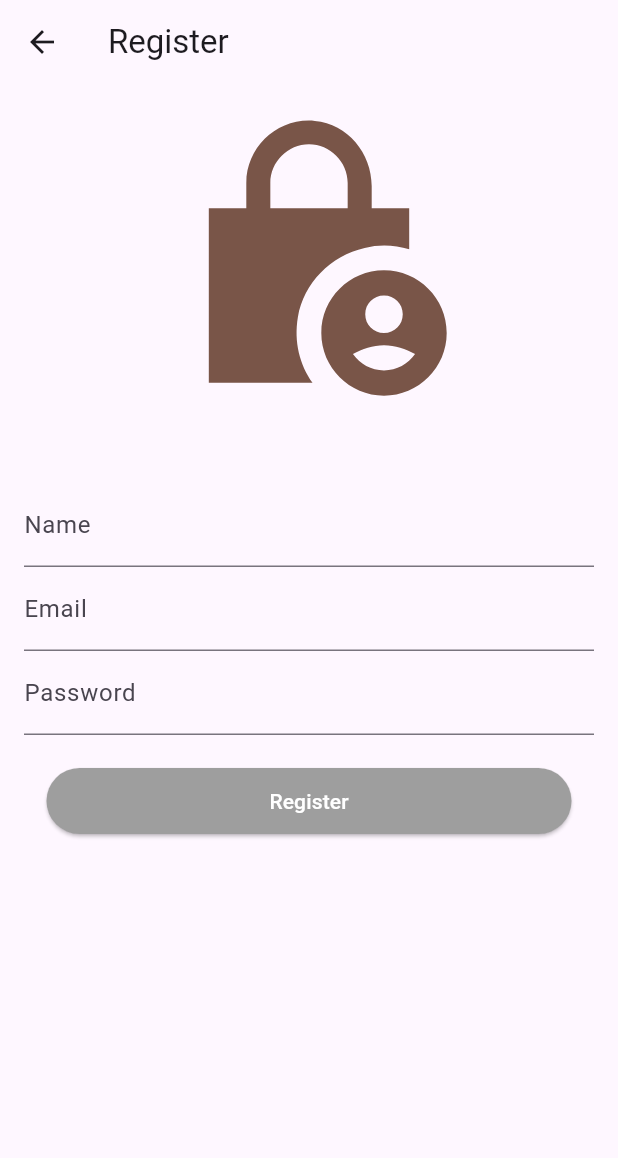
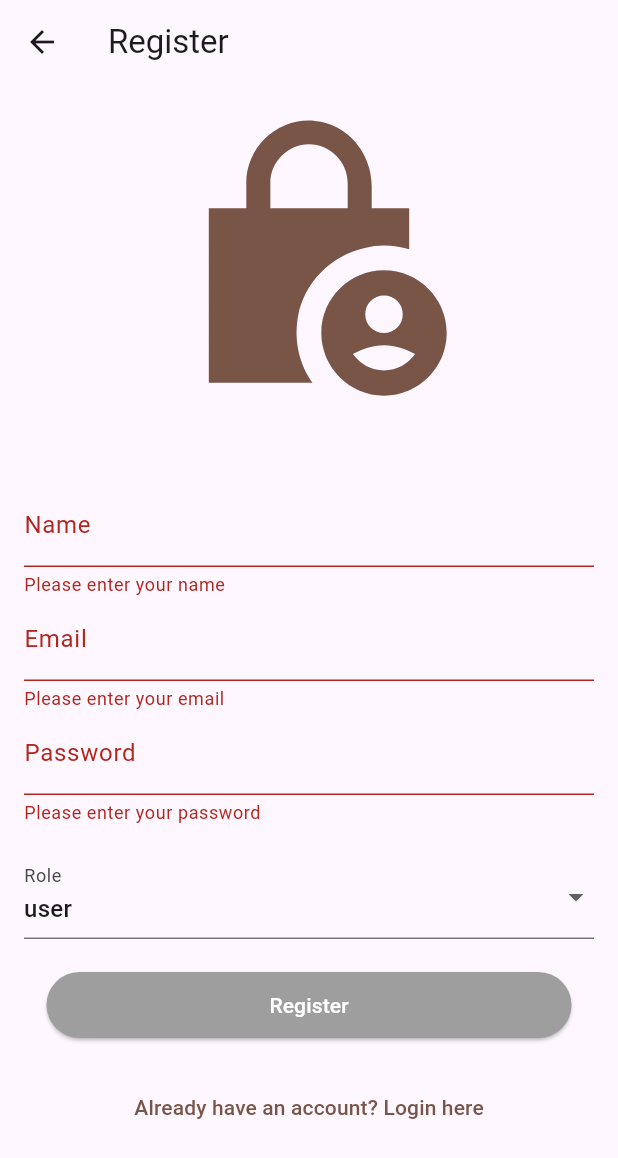
Before and after one commit to bellakhalrania/Projet-flutter-_expressjs_sqflite, a Flutter app: the RegisterScreen screen opened directly, after a tap on "Register", on a phone screen of 412 x 824 dp. Shown: the top 1158 px of the screen. Run offline on Flutter 3.47's test engine with Material 3 defaults, Android fonts, the phone set to English and light mode, and no system bars; our stand-ins replace cached_network_image, flutter_secure_storage, image_picker; accounts and stored records are empty.

Commit message:
new commit

```diff
--- a/frontend_flutter/lib/Services/user_service.dart
+++ b/frontend_flutter/lib/Services/user_service.dart
@@ -58,6 +58,30 @@ class AuthService {
     }
   }
 
+// Register function
+  // Register function
+  Future<bool> register(String name, String email, String password, String role) async {
+    final response = await http.post(
+      Uri.parse('$baseUrl/register'),
+      headers: {'Content-Type': 'application/json'},
+      body: jsonEncode({
+        'name': name,
+        'email': email,
+        'password': password,
+        'role': role,
+      })
+    );
 
-
+    if (response.statusCode == 201) {
+      final data = jsonDecode(response.body);
+      final id = data['id'];
+      await _storage.write(key: 'userId', value: id.toString());
+      // Store the token and user information
+      return true;
+    } else {
+      // Handle failure (for example, duplicate email or validation errors)
+      final errorData = jsonDecode(response.body);
+      throw Exception(errorData['error'] ?? 'An unknown error occurred');
+    }
+  }
 }
--- a/frontend_flutter/lib/registerpage.dart
+++ b/frontend_flutter/lib/registerpage.dart
@@ -1,7 +1,8 @@
 import 'package:flutter/material.dart';
+import 'package:flutter_secure_storage/flutter_secure_storage.dart';
+import 'package:frontend_flutter/Services/user_service.dart';
 import 'package:frontend_flutter/user/userhome.dart';
-import 'package:http/http.dart' as http;
-import 'dart:convert';
+import 'loginpage.dart';
 
 class RegisterScreen extends StatefulWidget {
   @override
@@ -9,40 +10,45 @@ class RegisterScreen extends StatefulWidget {
 }
 
 class _RegisterScreenState extends State<RegisterScreen> {
+  final FlutterSecureStorage _storage = FlutterSecureStorage();
+  final AuthService _authService = AuthService();
   final _nameController = TextEditingController();
   final _emailController = TextEditingController();
   final _passwordController = TextEditingController();
   String _role = 'user';
+  final _formKey = GlobalKey<FormState>(); // Key for form validation
 
-  // Fonction pour envoyer la requête d'enregistrement
-  Future<void> registerUser() async {
-    final url = 'http://192.168.1.16:3000/api/users/register'; // Remplacez par l'URL de votre API
-    final response = await http.post(
-      Uri.parse(url),
-      headers: {'Content-Type': 'application/json'},
-      body: json.encode({
-        'name': _nameController.text,
-        'email': _emailController.text,
-        'password': _passwordController.text,
-        'role': _role,
-      }),
+  // Function to register user
+  void registerUser() async {
+    if (!_formKey.currentState!.validate()) {
+      return; // If the form is not valid, stop execution
+    }
+
+    try {
+      // Récupérer le token et les infos utilisateur
+      final response = await _authService.register(
+        _nameController.text,
+        _emailController.text,
+        _passwordController.text,
+        _role,
       );
 
-    if (response.statusCode == 201) {
-      // Si l'utilisateur est créé avec succès
-      final responseData = json.decode(response.body);
+      final userName = _nameController.text;
+      await _storage.write(key: 'userName', value: userName);
+
       ScaffoldMessenger.of(context).showSnackBar(SnackBar(
-        content: Text(responseData['message']),
+        content: Text('Registration successful!'),
       ));
+
+      // Navigate to the user home screen
       Navigator.pushReplacement(
         context,
-        MaterialPageRoute(builder: (context) => UserScreen())
+        MaterialPageRoute(builder: (context) => UserScreen()),
       );
-    } else {
-      // Si une erreur survient
-      final responseData = json.decode(response.body);
+    } catch (e) {
+      // If an error occurs during registration
       ScaffoldMessenger.of(context).showSnackBar(SnackBar(
-        content: Text(responseData['error']),
+        content: Text('Registration failed: ${e.toString()}'),
       ));
     }
   }
@@ -55,6 +61,8 @@ class _RegisterScreenState extends State<RegisterScreen> {
       ),
       body: Padding(
         padding: const EdgeInsets.all(16.0),
+        child: Form(
+          key: _formKey, // Use the key for form validation
           child: Column(
             children: [
               Container(
@@ -67,19 +75,68 @@ class _RegisterScreenState extends State<RegisterScreen> {
                 ),
               ),
               SizedBox(height: 50),
-            TextField(
+              TextFormField(
                 controller: _nameController,
                 decoration: InputDecoration(labelText: 'Name'),
+                validator: (value) {
+                  if (value == null || value.isEmpty) {
+                    return 'Please enter your name';
+                  }
+                  return null; // If validation is successful
+                },
               ),
-            TextField(
+              TextFormField(
                 controller: _emailController,
                 decoration: InputDecoration(labelText: 'Email'),
                 keyboardType: TextInputType.emailAddress,
+                validator: (value) {
+                  if (value == null || value.isEmpty) {
+                    return 'Please enter your email';
+                  }
+                  // Email format validation
+                  if (!RegExp(r'\S+@\S+\.\S+').hasMatch(value)) {
+                    return 'Please enter a valid email address';
+                  }
+                  return null;
+                },
               ),
-            TextField(
+              TextFormField(
                 controller: _passwordController,
                 decoration: InputDecoration(labelText: 'Password'),
                 obscureText: true,
+                validator: (value) {
+                  if (value == null || value.isEmpty) {
+                    return 'Please enter your password';
+                  }
+                  if (value.length < 6) {
+                    return 'Password must be at least 6 characters';
+                  }
+                  return null;
+                },
+              ),
+              SizedBox(height: 20),
+              // DropdownButton for role selection
+              DropdownButtonFormField<String>(
+                value: _role,
+                onChanged: (String? newValue) {
+                  setState(() {
+                    _role = newValue!;
+                  });
+                },
+                items: <String>['user', 'admin']
+                    .map<DropdownMenuItem<String>>((String value) {
+                  return DropdownMenuItem<String>(
+                    value: value,
+                    child: Text(value),
+                  );
+                }).toList(),
+                decoration: InputDecoration(labelText: 'Role'),
+                validator: (value) {
+                  if (value == null || value.isEmpty) {
+                    return 'Please select a role';
+                  }
+                  return null;
+                },
               ),
               SizedBox(height: 20),
               Container(
@@ -87,18 +144,29 @@ class _RegisterScreenState extends State<RegisterScreen> {
                 child: ElevatedButton(
                   onPressed: registerUser,
                   style: ElevatedButton.styleFrom(
-                  foregroundColor: Colors.white, // Change la couleur du texte du bouton
-                  backgroundColor: Colors.grey, // Change la couleur du fond du bouton
-                  padding: EdgeInsets.symmetric(vertical: 12.0, horizontal: 20.0), // Ajuste le padding du bouton
+                    foregroundColor: Colors.white, // Button text color
+                    backgroundColor: Colors.grey, // Button background color
+                    padding: EdgeInsets.symmetric(vertical: 12.0, horizontal: 20.0),
                   ),
                   child: Text('Register'),
-
                 ),
-            )
-
-
-
+              ),
+              SizedBox(height: 20),
+              TextButton(
+                onPressed: () {
+                  // Navigate to login screen
+                  Navigator.pushReplacement(
+                    context,
+                    MaterialPageRoute(builder: (context) => LoginScreen()),
+                  );
+                },
+                child: Text(
+                  'Already have an account? Login here',
+                  style: TextStyle(color: Colors.brown),
+                ),
+              ),
             ],
+          ),
         ),
       ),
     );
--- a/frontend_flutter/lib/user/userhome.dart
+++ b/frontend_flutter/lib/user/userhome.dart
@@ -1,5 +1,6 @@
 import 'package:flutter/material.dart';
 import 'package:flutter_secure_storage/flutter_secure_storage.dart';
+import 'package:frontend_flutter/user/userprofil.dart';
 import 'bookScreen.dart';
 import 'borrowscreen.dart';
 class UserScreen extends StatefulWidget {
@@ -18,6 +19,7 @@ class _UserScreenState extends State<UserScreen> {
     _screens = [
       BookScreen(onRefresh: _refreshBooks),
       BorrowScreen(),
+      UserProfile(),
     ];
     _loadUserData(); // Load user data on init
   }
@@ -83,7 +85,7 @@ class _UserScreenState extends State<UserScreen> {
           ),
           BottomNavigationBarItem(
             icon: Icon(Icons.person_pin),
-            label: 'users',
+            label: 'profil',
           ),
         ],
         currentIndex: _selectedIndex,
```
Also changed, not shown: frontend_flutter/lib/loginpage.dart (+14 -0 lines), frontend_flutter/lib/user/userprofil.dart (added, +89 -0 lines), 1 other file. Lines whose indentation alone changed are shown as unchanged.
